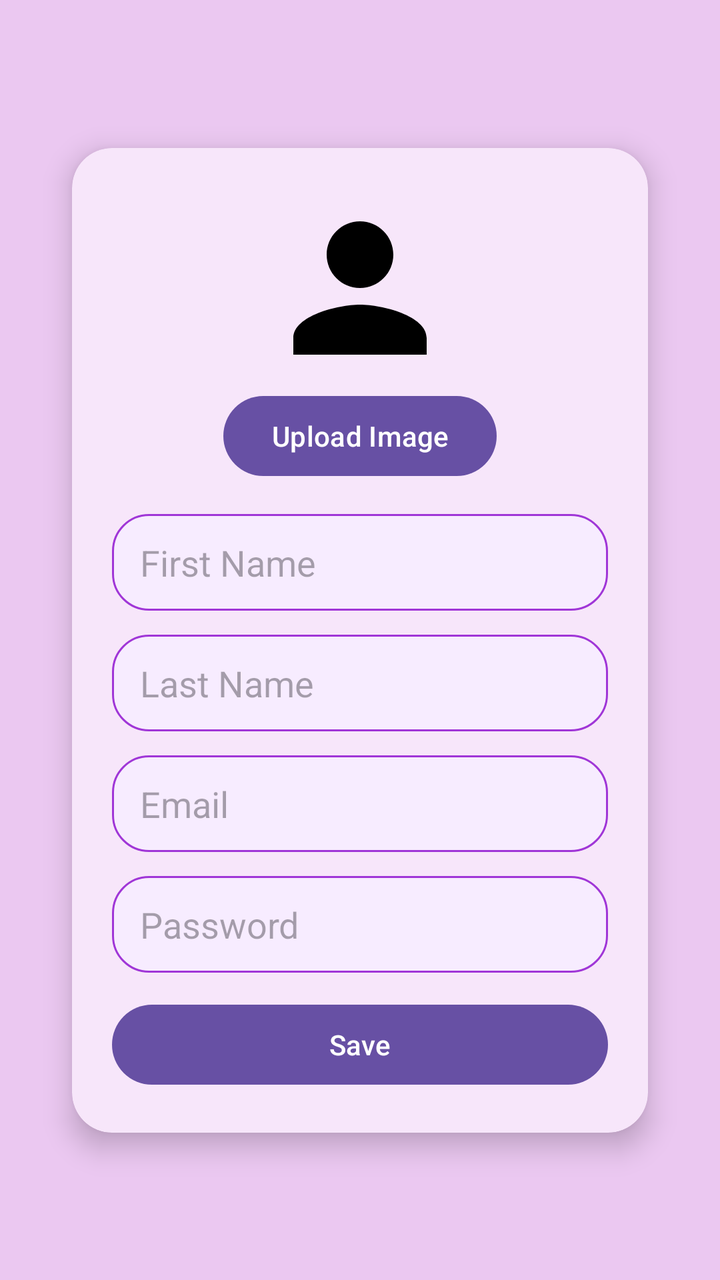
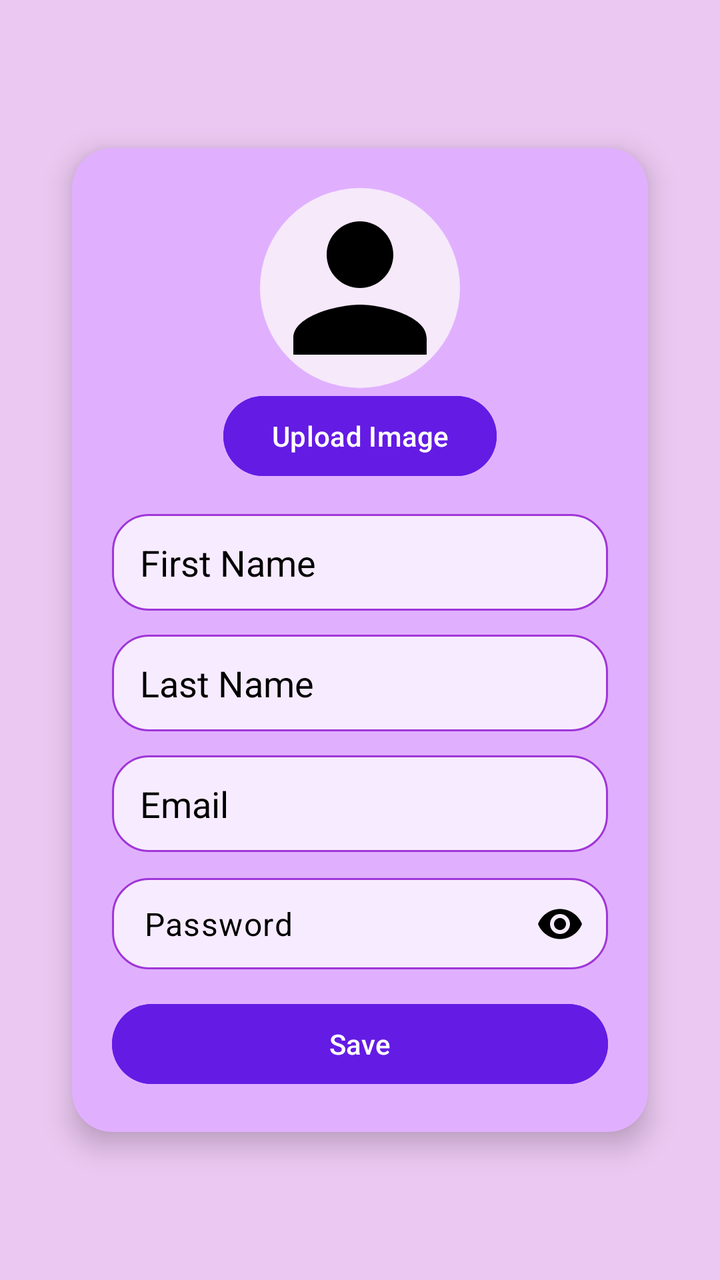

The first picture is an Android layout as it rendered before a commit; the second is the same layout after the commit. The layout source and the unified diff follow.
<!-- AndroidManifest.xml: application theme Theme.Therassistant2 -->
<!-- res/layout/activity_editinfo.xml -->
<?xml version="1.0" encoding="utf-8"?>
<androidx.constraintlayout.widget.ConstraintLayout xmlns:android="http://schemas.android.com/apk/res/android"
    xmlns:app="http://schemas.android.com/apk/res-auto"
    android:layout_width="match_parent"
    android:layout_height="match_parent"
    android:padding="16dp"
    android:background="#EBC8F1">

    <androidx.cardview.widget.CardView
        android:id="@+id/addClientCard"
        android:layout_width="0dp"
        android:layout_height="wrap_content"
        android:layout_margin="20dp"
        app:cardCornerRadius="20dp"
        app:cardElevation="8dp"
        app:cardBackgroundColor="#F7E6FA"
        app:layout_constraintTop_toTopOf="parent"
        app:layout_constraintBottom_toBottomOf="parent"
        app:layout_constraintStart_toStartOf="parent"
        app:layout_constraintEnd_toEndOf="parent">

        <LinearLayout
            android:layout_width="match_parent"
            android:layout_height="wrap_content"
            android:orientation="vertical"
            android:padding="20dp">

            <ImageView
                android:id="@+id/profileImageView"
                android:layout_width="100dp"
                android:layout_height="100dp"
                android:layout_gravity="center"
                android:src="@drawable/baseline_account_circle_24" />

            <Button
                android:id="@+id/uploadImageButton"
                android:layout_width="wrap_content"
                android:layout_height="wrap_content"
                android:layout_gravity="center"
                android:text="Upload Image"
                android:layout_marginBottom="15dp" />

            <EditText
                android:id="@+id/editFirstName"
                android:layout_width="match_parent"
                android:layout_height="wrap_content"
                android:hint="First Name"
                android:background="@drawable/rounded_button"
                android:layout_marginBottom="12dp" />

            <EditText
                android:id="@+id/editLastName"
                android:layout_width="match_parent"
                android:layout_height="wrap_content"
                android:hint="Last Name"
                android:background="@drawable/rounded_button"
                android:layout_marginBottom="12dp" />

            <EditText
                android:id="@+id/editEmail"
                android:layout_width="match_parent"
                android:layout_height="wrap_content"
                android:hint="Email"
                android:inputType="textEmailAddress"
                android:background="@drawable/rounded_button"
                android:layout_marginBottom="12dp" />

            <EditText
                android:id="@+id/editPassword"
                android:layout_width="match_parent"
                android:layout_height="wrap_content"
                android:hint="Password"
                android:inputType="textPassword"
                android:background="@drawable/rounded_button"
                android:layout_marginBottom="12dp" />

            <Button
                android:id="@+id/saveButton"
                android:layout_width="match_parent"
                android:layout_height="wrap_content"
                android:text="Save" />

        </LinearLayout>

    </androidx.cardview.widget.CardView>

</androidx.constraintlayout.widget.ConstraintLayout>
<!-- resources referenced by this layout -->
<resources>
  <!-- drawable baseline_account_circle_24 (drawable) -->
  <?xml version="1.0" encoding="utf-8"?>
  <vector xmlns:android="http://schemas.android.com/apk/res/android"
      android:width="24dp"
      android:height="24dp"
      android:viewportWidth="24"
      android:viewportHeight="24">
      <path
          android:fillColor="#000000"
          android:pathData="M12,12c2.21,0 4,-1.79 4,-4s-1.79,-4 -4,-4 -4,1.79 -4,4 1.79,4 4,4zM12,14c-2.67,0 -8,1.34 -8,4v2h16v-2c0,-2.66 -5.33,-4 -8,-4z"/>
  </vector>
  <!-- drawable rounded_button (drawable) -->
  <?xml version="1.0" encoding="utf-8"?>
  <shape xmlns:android="http://schemas.android.com/apk/res/android">
  
      <solid android:color="#F7ECFF" />
  
      <corners android:radius="18dp" />
  
      <stroke
          android:width="1dp"
          android:color="#A036D7" />
  
      <padding
          android:left="14dp"
          android:top="12dp"
          android:right="14dp"
          android:bottom="12dp" />
  
  </shape>
  <style name="Theme.Therassistant2" parent="Base.Theme.Therassistant2" />
  <style name="Base.Theme.Therassistant2" parent="Theme.Material3.DayNight.NoActionBar">
          
          
      </style>
</resources>

<!-- the commit's change to res/layout/activity_editinfo.xml (unified diff, before → after) -->
@@ -13,7 +13,7 @@
         android:layout_margin="20dp"
         app:cardCornerRadius="20dp"
         app:cardElevation="8dp"
-        app:cardBackgroundColor="#F7E6FA"
+        app:cardBackgroundColor="#E0B0FF"
         app:layout_constraintTop_toTopOf="parent"
         app:layout_constraintBottom_toBottomOf="parent"
         app:layout_constraintStart_toStartOf="parent"
@@ -30,6 +30,7 @@
                 android:layout_width="100dp"
                 android:layout_height="100dp"
                 android:layout_gravity="center"
+                android:background="@drawable/circular_background"
                 android:src="@drawable/baseline_account_circle_24" />
 
             <Button
@@ -38,6 +39,7 @@
                 android:layout_height="wrap_content"
                 android:layout_gravity="center"
                 android:text="Upload Image"
+                android:backgroundTint="#641BE4"
                 android:layout_marginBottom="15dp" />
 
             <EditText
@@ -46,13 +48,15 @@
                 android:layout_height="wrap_content"
                 android:hint="First Name"
                 android:background="@drawable/rounded_button"
-                android:layout_marginBottom="12dp" />
+                android:layout_marginBottom="12dp"
+                android:textColorHint="@color/black"/>
 
             <EditText
                 android:id="@+id/editLastName"
                 android:layout_width="match_parent"
                 android:layout_height="wrap_content"
                 android:hint="Last Name"
+                android:textColorHint="@color/black"
                 android:background="@drawable/rounded_button"
                 android:layout_marginBottom="12dp" />
 
@@ -61,24 +65,37 @@
                 android:layout_width="match_parent"
                 android:layout_height="wrap_content"
                 android:hint="Email"
+                android:textColorHint="@color/black"
                 android:inputType="textEmailAddress"
                 android:background="@drawable/rounded_button"
                 android:layout_marginBottom="12dp" />
 
-            <EditText
-                android:id="@+id/editPassword"
+            <com.google.android.material.textfield.TextInputLayout
                 android:layout_width="match_parent"
                 android:layout_height="wrap_content"
-                android:hint="Password"
-                android:inputType="textPassword"
-                android:background="@drawable/rounded_button"
-                android:layout_marginBottom="12dp" />
+                android:layout_marginBottom="12dp"
+                app:passwordToggleEnabled="true"
+                app:passwordToggleTint="@color/black"
+                app:hintEnabled="false">
+
+                <EditText
+                    android:id="@+id/editPassword"
+                    android:layout_width="match_parent"
+                    android:layout_height="wrap_content"
+                    android:hint="Password"
+                    android:textColorHint="@color/black"
+                    android:inputType="textPassword"
+                    android:background="@drawable/rounded_button"
+                    android:padding="12dp" />
+
+            </com.google.android.material.textfield.TextInputLayout>
 
             <Button
                 android:id="@+id/saveButton"
                 android:layout_width="match_parent"
                 android:layout_height="wrap_content"
-                android:text="Save" />
+                android:text="Save"
+                android:backgroundTint="#641BE4"/>
 
         </LinearLayout>
 
<!-- resource entries referenced after the edit -->
@@ -1,5 +1,6 @@
 <!-- resources referenced by this layout -->
 <resources>
+  <color name="black">#FF000000</color>
   <!-- drawable baseline_account_circle_24 (drawable) -->
   <?xml version="1.0" encoding="utf-8"?>
   <vector xmlns:android="http://schemas.android.com/apk/res/android"
@@ -11,6 +12,14 @@
           android:fillColor="#000000"
           android:pathData="M12,12c2.21,0 4,-1.79 4,-4s-1.79,-4 -4,-4 -4,1.79 -4,4 1.79,4 4,4zM12,14c-2.67,0 -8,1.34 -8,4v2h16v-2c0,-2.66 -5.33,-4 -8,-4z"/>
   </vector>
+  <!-- drawable circular_background (drawable) -->
+  <?xml version="1.0" encoding="utf-8"?>
+  <shape xmlns:android="http://schemas.android.com/apk/res/android"
+      android:shape="oval">
+  
+      <solid android:color="#F6E9FA"/>
+  
+  </shape>
   <!-- drawable rounded_button (drawable) -->
   <?xml version="1.0" encoding="utf-8"?>
   <shape xmlns:android="http://schemas.android.com/apk/res/android">
